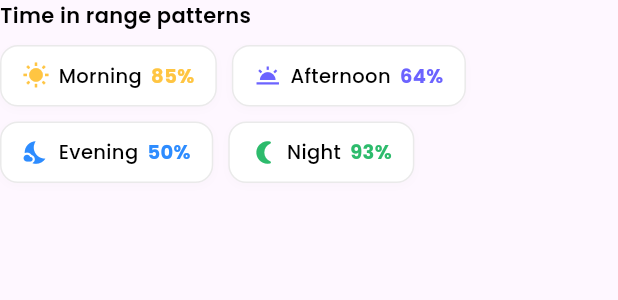
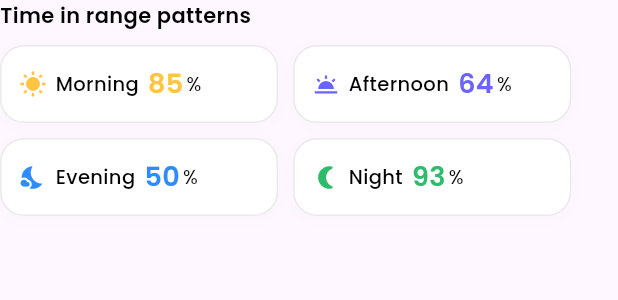
Before and after one commit to hamzaali265/ui_screens, a Flutter app: the TimeInRangePatternsSection widget shown alone on an empty page, opened directly, on a phone screen of 412 x 824 dp. Shown: the top 300 px of the screen. Run offline on Flutter 3.47's test engine with Material 3 defaults, Android fonts, the phone set to English and light mode, and no system bars; our stand-ins replace fl_chart, google_fonts, table_calendar.

```diff
--- a/lib/widgets/pattern_chip.dart
+++ /dev/null
@@ -1,58 +0,0 @@
-import 'package:flutter/material.dart';
-import 'package:google_fonts/google_fonts.dart';
-
-class PatternChip extends StatelessWidget {
-  final IconData icon;
-  final String label;
-  final String value;
-  final Color color;
-  const PatternChip({
-    super.key,
-    required this.icon,
-    required this.label,
-    required this.value,
-    required this.color,
-  });
-  @override
-  Widget build(BuildContext context) {
-    return Container(
-      padding: const EdgeInsets.symmetric(horizontal: 14, vertical: 10),
-      decoration: BoxDecoration(
-        color: Colors.white,
-        borderRadius: BorderRadius.circular(12),
-        border: Border.all(color: const Color(0xFFEAEAEA)),
-        boxShadow: [
-          BoxShadow(
-            color: Colors.grey.withValues(alpha: 0.04),
-            blurRadius: 4,
-            offset: const Offset(0, 2),
-          ),
-        ],
-      ),
-      child: Row(
-        mainAxisSize: MainAxisSize.min,
-        children: [
-          Icon(icon, size: 18, color: color),
-          const SizedBox(width: 6),
-          Text(
-            label,
-            style: GoogleFonts.poppins(
-              fontSize: 13,
-              fontWeight: FontWeight.w500,
-              color: Colors.black,
-            ),
-          ),
-          const SizedBox(width: 6),
-          Text(
-            value,
-            style: GoogleFonts.poppins(
-              fontWeight: FontWeight.bold,
-              color: color,
-              fontSize: 13,
-            ),
-          ),
-        ],
-      ),
-    );
-  }
-}
--- a/lib/widgets/time_range_pattern_section.dart
+++ b/lib/widgets/time_range_pattern_section.dart
@@ -1,13 +1,15 @@
 import 'package:flutter/material.dart';
 import 'package:google_fonts/google_fonts.dart';
-
-import 'pattern_chip.dart';
+import 'package:ui_screens/enums.dart';
+import 'value_with_tag_or_percentage_widget.dart';
 
 class TimeInRangePatternsSection extends StatelessWidget {
   const TimeInRangePatternsSection({super.key});
 
   @override
   Widget build(BuildContext context) {
+    final double cardWidth = MediaQuery.of(context).size.width * 0.45;
+
     return Column(
       crossAxisAlignment: CrossAxisAlignment.start,
       children: [
@@ -23,29 +25,61 @@ class TimeInRangePatternsSection extends StatelessWidget {
           spacing: 10,
           runSpacing: 10,
           children: [
-            PatternChip(
-              icon: Icons.wb_sunny,
-              label: 'Morning',
-              value: '85%',
-              color: const Color(0xFFFFC542),
+            SizedBox(
+              width: cardWidth,
+              child: ValueWithTagOrPercentageWidget(
+                leadingIcon: Icons.wb_sunny,
+                heading: 'Morning',
+                value: '85',
+                unit: ValueUnit.percentage,
+                valueColor: const Color(0xFFFFC542),
+                headingColor: Colors.black,
+                showColumnLayout: false,
+                horizontal: 12,
+                vertical: 12,
+              ),
             ),
-            PatternChip(
-              icon: Icons.wb_twilight,
-              label: 'Afternoon',
-              value: '64%',
-              color: const Color(0xFF6C63FF),
+            SizedBox(
+              width: cardWidth,
+              child: ValueWithTagOrPercentageWidget(
+                leadingIcon: Icons.wb_twilight,
+                heading: 'Afternoon',
+                value: '64',
+                unit: ValueUnit.percentage,
+                valueColor: const Color(0xFF6C63FF),
+                headingColor: Colors.black,
+                showColumnLayout: false,
+                horizontal: 12,
+                vertical: 12,
+              ),
             ),
-            PatternChip(
-              icon: Icons.nights_stay,
-              label: 'Evening',
-              value: '50%',
-              color: const Color(0xFF2D8CFF),
+            SizedBox(
+              width: cardWidth,
+              child: ValueWithTagOrPercentageWidget(
+                leadingIcon: Icons.nights_stay,
+                heading: 'Evening',
+                value: '50',
+                unit: ValueUnit.percentage,
+                valueColor: const Color(0xFF2D8CFF),
+                headingColor: Colors.black,
+                showColumnLayout: false,
+                horizontal: 12,
+                vertical: 12,
+              ),
             ),
-            PatternChip(
-              icon: Icons.nightlight_round,
-              label: 'Night',
-              value: '93%',
-              color: const Color(0xFF2DBB6C),
+            SizedBox(
+              width: cardWidth,
+              child: ValueWithTagOrPercentageWidget(
+                leadingIcon: Icons.nightlight_round,
+                heading: 'Night',
+                value: '93',
+                unit: ValueUnit.percentage,
+                valueColor: const Color(0xFF2DBB6C),
+                headingColor: Colors.black,
+                showColumnLayout: false,
+                horizontal: 12,
+                vertical: 12,
+              ),
             ),
           ],
         ),
--- a/lib/widgets/value_with_tag_or_percentage_widget.dart
+++ b/lib/widgets/value_with_tag_or_percentage_widget.dart
@@ -73,7 +73,7 @@ class ValueWithTagOrPercentageWidget extends StatelessWidget {
         Row(
           children: [
             _buildValueText(),
-            _buildUnitText(),
+            Flexible(child: _buildUnitText()),
             const Spacer(),
             _buildTag(),
           ],
@@ -118,11 +118,13 @@ class ValueWithTagOrPercentageWidget extends StatelessWidget {
 
   Widget _buildUnitText() {
     if (unit == null) return const SizedBox();
-    final unitLabel = unit == ValueUnit.mgdl ? 'mg/dL' : '%';
+    final unitLabel = unit == ValueUnit.mgdl ? 'mg/dl' : '%';
     return Padding(
       padding: const EdgeInsets.only(left: 2),
       child: Text(
         unitLabel,
+        overflow: TextOverflow.clip,
+        maxLines: 2,
         style: GoogleFonts.poppins(
           fontSize: unitFontSize ?? 13,
           color: unitColor ?? headingColor,
```
